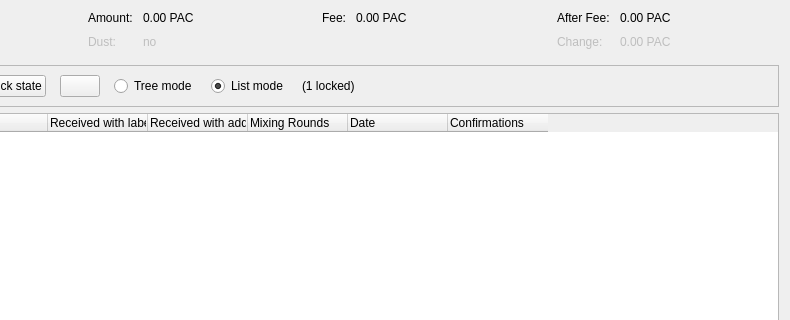
Before: the Qt Designer form src/qt/forms/coincontroldialog.ui in barrystyle/datos, drawn with Qt 5; both pictures show x 164 to 954 and y 0 to 320 of the 954 by 500 pixel window.
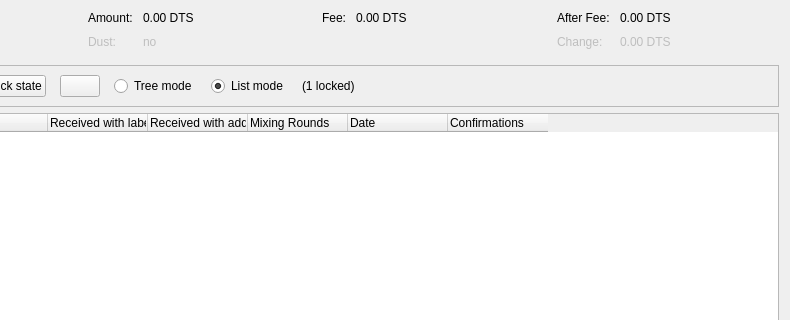
After: the same form once the commit is applied. Custom widgets are drawn as their Qt base class.

```diff
--- a/src/qt/forms/coincontroldialog.ui
+++ b/src/qt/forms/coincontroldialog.ui
@@ -114,7 +114,7 @@
           <enum>Qt::ActionsContextMenu</enum>
          </property>
          <property name="text">
-          <string notr="true">0.00 PAC</string>
+          <string notr="true">0.00 DTS</string>
          </property>
          <property name="textInteractionFlags">
           <set>Qt::LinksAccessibleByMouse|Qt::TextSelectableByKeyboard|Qt::TextSelectableByMouse</set>
@@ -182,7 +182,7 @@
           <enum>Qt::ActionsContextMenu</enum>
          </property>
          <property name="text">
-          <string notr="true">0.00 PAC</string>
+          <string notr="true">0.00 DTS</string>
          </property>
          <property name="textInteractionFlags">
           <set>Qt::LinksAccessibleByMouse|Qt::TextSelectableByKeyboard|Qt::TextSelectableByMouse</set>
@@ -221,7 +221,7 @@
           <enum>Qt::ActionsContextMenu</enum>
          </property>
          <property name="text">
-          <string notr="true">0.00 PAC</string>
+          <string notr="true">0.00 DTS</string>
          </property>
          <property name="textInteractionFlags">
           <set>Qt::LinksAccessibleByMouse|Qt::TextSelectableByKeyboard|Qt::TextSelectableByMouse</set>
@@ -250,7 +250,7 @@
           <enum>Qt::ActionsContextMenu</enum>
          </property>
          <property name="text">
-          <string notr="true">0.00 PAC</string>
+          <string notr="true">0.00 DTS</string>
          </property>
          <property name="textInteractionFlags">
           <set>Qt::LinksAccessibleByMouse|Qt::TextSelectableByKeyboard|Qt::TextSelectableByMouse</set>
```
